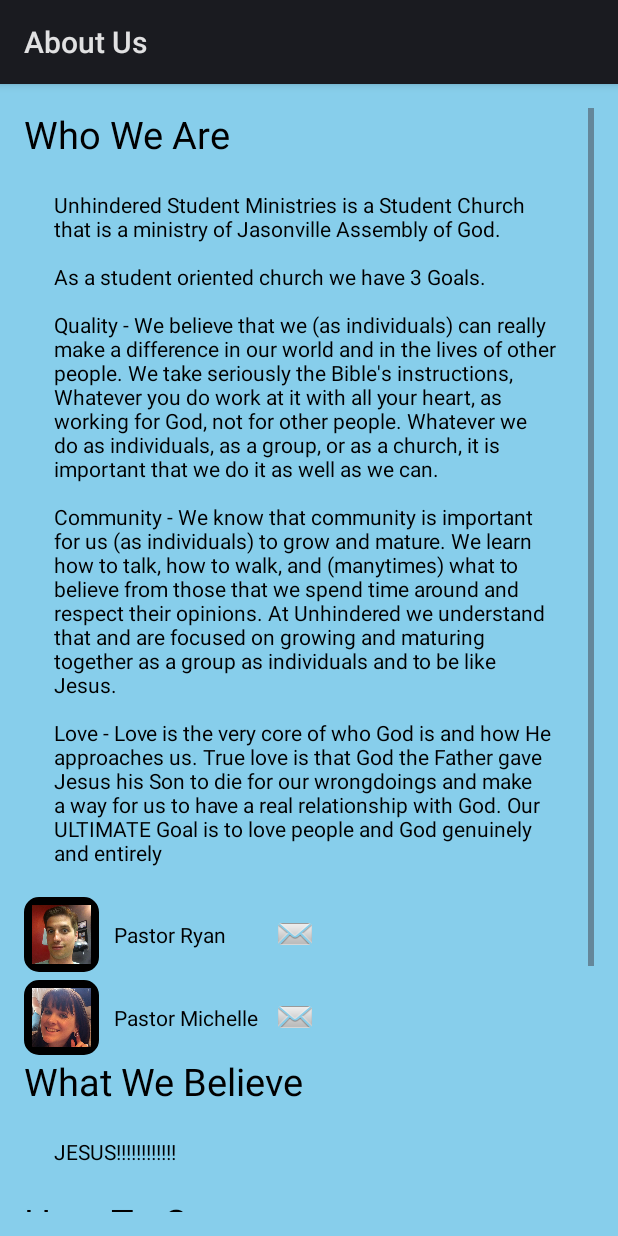
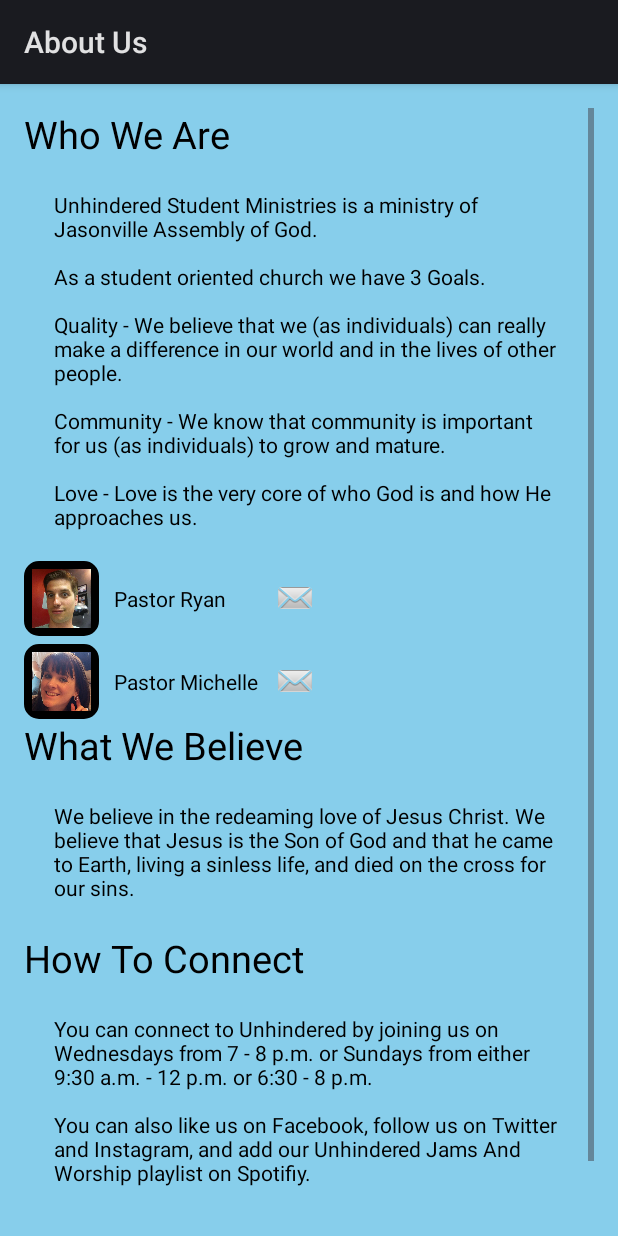
Before and after one commit to ajohnsonRH/YouthGroupApplication, an Android app: the AboutUsActivity screen opened directly, with no data from a screen before it, on a phone screen of 412 x 824 dp. Run offline under Robolectric (Android 15) with nearby library versions, the phone set to English and light mode, and no system bars.

Commit message:
Updated about us strings

```diff
--- a/ChurchApplication/app/src/main/res/values/strings.xml
+++ b/ChurchApplication/app/src/main/res/values/strings.xml
@@ -8,15 +8,15 @@
     <string name="ten_and_tens">10X10s</string>
     <string name="events">Events</string>
     <string name="title_activity_about_us">About Us</string>
-    <string name="about_us_paragraph">Unhindered Student Ministries is a Student Church that is a ministry of Jasonville Assembly of God. \n
+    <string name="about_us_paragraph">Unhindered Student Ministries is a ministry of Jasonville Assembly of God. \n
         \nAs a student oriented church we have 3 Goals. \n
-        \nQuality - We believe that we (as individuals) can really make a difference in our world and in the lives of other people. We take seriously the Bible\'s instructions, "Whatever you do work at it with all your heart, as working for God, not for other people." Whatever we do as individuals, as a group, or as a church, it is important that we do it as well as we can. \n
-        \nCommunity - We know that community is important for us (as individuals) to grow and mature. We learn how to talk, how to walk, and (manytimes) what to believe from those that we spend time around and respect their opinions. At Unhindered we understand that and are focused on growing and maturing  together as a group as individuals and to be like Jesus. \n
-        \nLove - Love is the very core of who God is and how He approaches us. True love is that God the Father gave Jesus his Son to die for our wrongdoings and make a way for us to have a real relationship with God. Our ULTIMATE Goal is to love people and God genuinely and entirely</string>
+        \nQuality - We believe that we (as individuals) can really make a difference in our world and in the lives of other people. \n
+        \nCommunity - We know that community is important for us (as individuals) to grow and mature. \n
+        \nLove - Love is the very core of who God is and how He approaches us.</string>
     <string name="aboutUsTitle">Who We Are</string>
     <string name="pastorRyan">Pastor Ryan</string>
     <string name="pastorMichelle">Pastor Michelle</string>
-    <string name="what_we_believe_paragraph">JESUS!!!!!!!!!!!!</string>
+    <string name="what_we_believe_paragraph">We believe in the redeaming love of Jesus Christ. We believe that Jesus is the Son of God and that he came to Earth, living a sinless life, and died on the cross for our sins.</string>
     <string name="what_we_believe_title_text">What We Believe</string>
     <string name="how_to_connect_title_text">How To Connect</string>
     <string name="how_to_connect_text">You can connect to Unhindered by joining us on Wednesdays from 7 - 8 p.m. or Sundays from either 9:30 a.m. - 12 p.m. or 6:30 - 8 p.m. \n \nYou can also like us on Facebook, follow us on Twitter and Instagram, and add our Unhindered Jams And Worship playlist on Spotifiy. \n \nWe hope to connect with you soon!</string>
```
